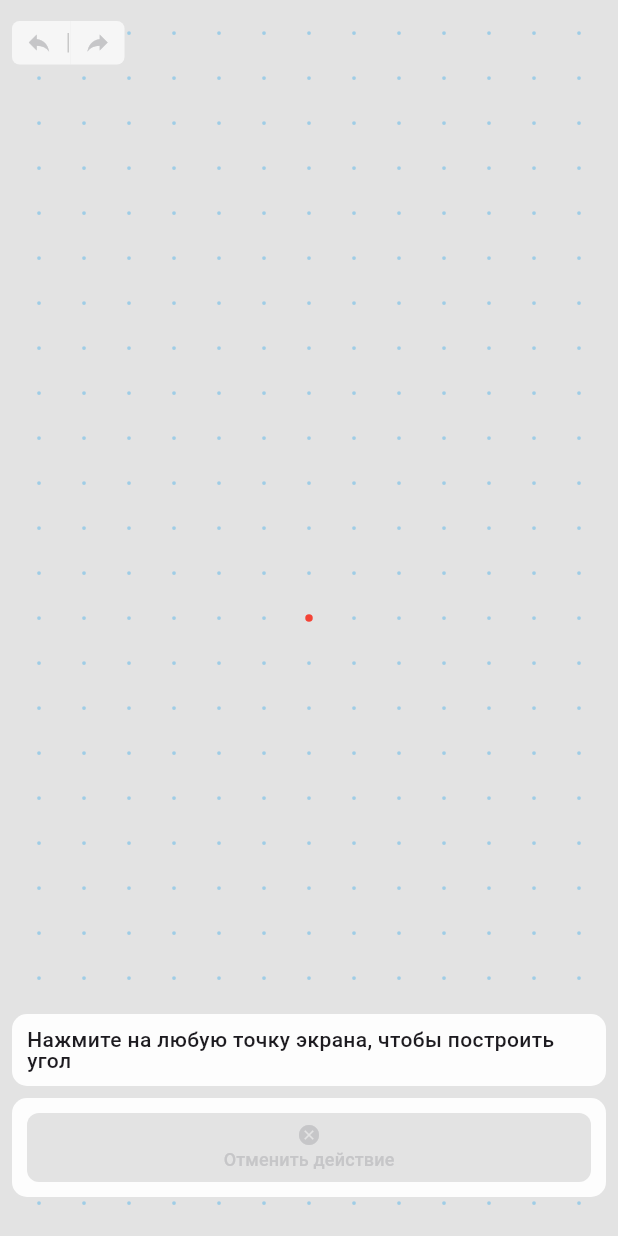
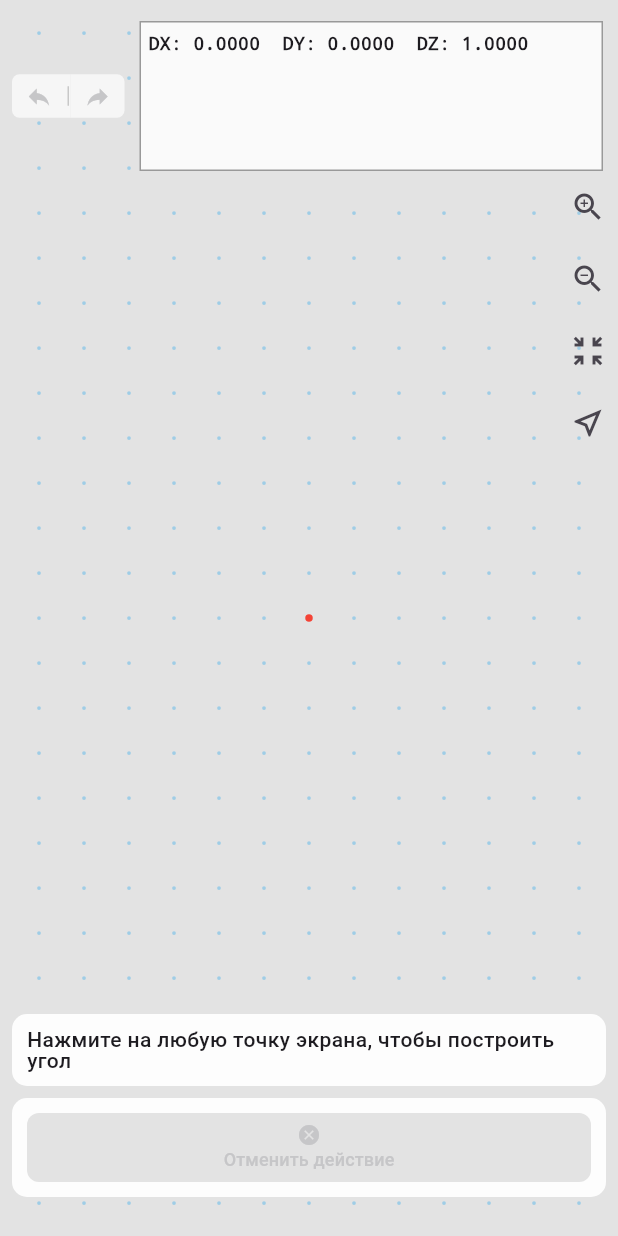
Before and after one commit to leocoderu/drawing_board, a Flutter app: the screen it shows after launch, on a phone screen of 412 x 824 dp. Run offline on Flutter 3.47's test engine with Material 3 defaults, Android fonts, the phone set to English and light mode, and no system bars; our stand-ins replace flutter_riverpod.

Commit message:
Change Angoritms. Add Tool Panel Figure creates correct but only 100% zoom.

```diff
--- a/lib/pages/home_page/home_page.dart
+++ b/lib/pages/home_page/home_page.dart
@@ -1,4 +1,6 @@
 // Flutter modules
+import 'package:drawing_board/pages/home_page/widgets/tool_panel.dart';
+import 'package:flutter/cupertino.dart';
 import 'package:flutter/material.dart';
 // Packages
 import 'package:flutter_riverpod/flutter_riverpod.dart';
@@ -15,16 +17,16 @@ class HomePage extends ConsumerWidget {
 
   @override
   Widget build(BuildContext context, WidgetRef ref) {
-    ref.watch(UniqueState.stateCountProvider);
-    final bool close = ref.watch(stateCloseFigureProvider);
-    ref.watch(VertexState.stateVertexProvider);
+    final bool close = ref.watch(CloseState.stateCloseFigureProvider);
     return Scaffold(
       body: SafeArea(
         child: BoardPanel(
           child: Column(
             children: [
               NavigatePanel(),
-              Expanded(child: const Center()),
+              Expanded(
+                child: ToolPanel(),
+              ),
               if (!close) NotifyPanel(),
               BottomPanel(),
             ],
--- a/lib/pages/home_page/widgets/board/board_panel.dart
+++ b/lib/pages/home_page/widgets/board/board_panel.dart
@@ -1,4 +1,7 @@
 // Flutter modules
+import 'dart:ui';
+
+import 'package:drawing_board/pages/home_page/widgets/board/utilities/functions.dart';
 import 'package:flutter/material.dart';
 // Packages
 import 'package:flutter_riverpod/flutter_riverpod.dart';
@@ -22,59 +25,61 @@ class BoardPanel extends ConsumerWidget {
   @override
   Widget build(BuildContext context, WidgetRef ref) {
 
-    final boardProvider = ref.watch(stateBoardProvider.notifier);
-    final tempZProvider = ref.watch(stateTempZProvider.notifier);
+    final boardProvider = ref.watch(BoardState.stateBoardProvider.notifier);
+    final tempZProvider = ref.watch(TempZState.stateTempZProvider.notifier);
     final vertexProvider = ref.watch(VertexState.stateVertexProvider.notifier);
-    final closeStateProvider = ref.watch(stateCloseFigureProvider.notifier);
-    final countStateProvider = ref.watch(UniqueState.stateCountProvider.notifier);
+    final curVertexProvider = ref.watch(CurrentVertexState.curVertexProvider.notifier);
+    final closeStateProvider = ref.watch(CloseState.stateCloseFigureProvider.notifier);
 
-    final board = ref.watch(stateBoardProvider);
+    final curVertex = ref.watch(CurrentVertexState.curVertexProvider);
+
+    final board = ref.watch(BoardState.stateBoardProvider);
     final vertex = ref.watch(VertexState.stateVertexProvider);
-    final close = ref.watch(stateCloseFigureProvider);
+    final close = ref.watch(CloseState.stateCloseFigureProvider);
 
     final double xBoard = board.dx ?? 0.0;
     final double yBoard = board.dy ?? 0.0;
-    //final double zBoard = board.dz ?? 0.0;
-
-    int? idV;
+    final double zBoard = board.dz ?? 1.0;
 
     return Container(
       width: double.infinity,
       height: double.infinity,
       color: this.backColor ?? Color.fromARGB(255, 227, 227, 227),
       child: GestureDetector(
+
         onScaleUpdate: (detail) {
-          final Offset fPoint = detail.focalPoint;
-          if (idV != null) {
-            if (close && (idV == 0 || idV == (vertex.length - 1))) {
+
+          final Offset fPoint = detail.localFocalPoint;
+
+          if (curVertex != null) {
+            if (close && (curVertex == 0 || curVertex == (vertex.length - 1))) {
               vertexProvider.changeVertex(0,
                 Offset(
-                  fPoint.dx - (ref.watch(stateBoardProvider).dx ?? 0.0),
-                  fPoint.dy - (ref.watch(stateBoardProvider).dy ?? 0.0),
+                  fPoint.dx - (ref.watch(BoardState.stateBoardProvider).dx ?? 0.0),
+                  fPoint.dy - (ref.watch(BoardState.stateBoardProvider).dy ?? 0.0),
                 ),
               );
               vertexProvider.changeVertex((vertex.length - 1),
                 Offset(
-                  fPoint.dx - (ref.watch(stateBoardProvider).dx ?? 0.0),
-                  fPoint.dy - (ref.watch(stateBoardProvider).dy ?? 0.0),
+                  fPoint.dx - (ref.watch(BoardState.stateBoardProvider).dx ?? 0.0),
+                  fPoint.dy - (ref.watch(BoardState.stateBoardProvider).dy ?? 0.0),
                 ),
               );
             } else {
-              vertexProvider.changeVertex(idV!,
+              vertexProvider.changeVertex(curVertex,
                 Offset(
-                  fPoint.dx - (ref.watch(stateBoardProvider).dx ?? 0.0),
-                  fPoint.dy - (ref.watch(stateBoardProvider).dy ?? 0.0),
+                  fPoint.dx - (ref.watch(BoardState.stateBoardProvider).dx ?? 0.0),
+                  fPoint.dy - (ref.watch(BoardState.stateBoardProvider).dy ?? 0.0),
                 ),
               );
             }
-            countStateProvider.set(UniqueKey());
           }
           else {
             boardProvider.setValue(
               Board(
-                dx: (ref.watch(stateBoardProvider).dx ?? 0.0) + detail.focalPointDelta.dx,
-                dy: (ref.watch(stateBoardProvider).dy ?? 0.0) + detail.focalPointDelta.dy,
-                dz: ref.watch(stateTempZProvider) * detail.scale,
+                dx: (ref.watch(BoardState.stateBoardProvider).dx ?? 0.0) + detail.focalPointDelta.dx,
+                dy: (ref.watch(BoardState.stateBoardProvider).dy ?? 0.0) + detail.focalPointDelta.dy,
+                dz: ref.watch(TempZState.stateTempZProvider) * detail.scale,
                 angle: 0.0,
                 rotate: 0.0,
               ),
@@ -82,44 +87,68 @@ class BoardPanel extends ConsumerWidget {
           }
         },
 
-        onScaleEnd: (scaleUpdateDetail) => tempZProvider.setTemp(ref.watch(stateBoardProvider).dz ?? 1.0),
-        onTapUp: (tapUpDetails) {
-          idV = null;
-          countStateProvider.set(UniqueKey());
-          final Offset tOffSet = tapUpDetails.localPosition;
+        //onScaleEnd: (scaleUpdateDetail) => tempZProvider.setTemp(ref.watch(BoardState.stateBoardProvider).dz ?? 1.0),
+        onScaleEnd: (scaleUpdateDetail) => tempZProvider.setTemp(zBoard),
+        onTapUp: (detail) {
+          final pos = detail.localPosition;
+          final delta = 5 / zBoard;
 
-          if (!ref.watch(stateCloseFigureProvider))   // Добавляем последнюю точку как первую, дельта [-5 +5]
-            if (vertex.length > 2 && tOffSet.dx - (ref.watch(stateBoardProvider).dx ?? 0.0) > vertex[0].dx - 5 && tOffSet.dx - (ref.watch(stateBoardProvider).dx ?? 0.0) < vertex[0].dx + 5
-              && tOffSet.dy - (ref.watch(stateBoardProvider).dy ?? 0.0) > vertex[0].dy - 5 && tOffSet.dy - (ref.watch(stateBoardProvider).dy ?? 0.0) < vertex[0].dy + 5) {
-              vertexProvider.addVertex(vertex[0]);
-              closeStateProvider.closedTrue();
+          //print('Screen width :${MediaQuery.of(context).size.width}');
+          //print('Screen height:${MediaQuery.of(context).size.height}');
+
+
+          if (!close)
+            if (vertex.length > 2
+              && pos.dx - xBoard > vertex[0].dx - delta
+              && pos.dx - xBoard < vertex[0].dx + delta
+              && pos.dy - yBoard > vertex[0].dy - delta
+              && pos.dy - yBoard < vertex[0].dy + delta) {
+                vertexProvider.addVertex(vertex[0]);
+                closeStateProvider.closedTrue();
             } else {
-              vertexProvider.addVertex(Offset(tOffSet.dx - (ref.watch(stateBoardProvider).dx ?? 0.0), tOffSet.dy - (ref.watch(stateBoardProvider).dy ?? 0.0)));
+              vertexProvider.addVertex(Offset(pos.dx - xBoard, pos.dy - yBoard));
+              // vertexProvider.addVertex(Offset(
+              //     pos.dx,// - xBoard,
+              //     getCord2(pos.dy, 412 / zBoard, zBoard, yBoard),// - yBoard,
+              // //   (pos.dx - 207) * zBoard + xBoard,
+              // //     //getCord(pos.dx, 207, zBoard, xBoard),// - xBoard,
+              // //     getCord(pos.dy, 412, zBoard, yBoard),// - yBoard,
+              // ));
+              // print('pos: [ ${pos.dx} , ${pos.dy} ]');
+              // print('${getCord(pos.dx, 207, zBoard, xBoard) - xBoard} , ${getCord(pos.dy, 412, zBoard, yBoard) - yBoard}');
+              // print('xBoard / yBoard / zBoard : $xBoard / $yBoard / $zBoard');
+              // print('con: ${pos.dx / zBoard}');
             }
+        },
 
-          // TODO NB: после смещения фигуры, ее нельзя замкнуть, явна проблема с координатами, которые не учитывают смещение !!!
+        // Выделение вершиды для послкдующего изменения
+        onTapDown: (detail) {
+          final pos = detail.localPosition;
+          final delta = 5 / zBoard;
+          // По нажатию на вершину, определяем ее id от 0 до length-1
+          bool vSearch = false;
+          for(int i = 0; i < vertex.length; i++) {
+            if ((pos.dx > getCord(vertex[i].dx - delta, 207, zBoard, xBoard))
+              && pos.dx < getCord(vertex[i].dx + delta, 207, zBoard, xBoard)
+              && pos.dy > getCord(vertex[i].dy - delta, 412, zBoard, yBoard)
+              && pos.dy < getCord(vertex[i].dy + delta, 412, zBoard, yBoard))
+                { curVertexProvider.set(i); vSearch = true; break;}
+          };
+          if (!vSearch) curVertexProvider.set(null);
         },
-        onTapDown: (detail) {
-          // По нажатию на вершину, определяем ее id от 0
-           for(int i = 0; i < vertex.length; i++) {
-            if ((detail.localPosition.dx - xBoard > vertex[i].dx - 15)
-             && (detail.localPosition.dx - xBoard < vertex[i].dx + 15)
-             && (detail.localPosition.dy - yBoard > vertex[i].dy - 15)
-             && (detail.localPosition.dy - yBoard < vertex[i].dy + 15))
-             idV = i;
-           };
-         },
+
         child: CustomPaint(
-          //key: UniqueKey(),
           painter: DotsPainter(
-            xPos: ref.watch(stateBoardProvider).dx ?? 0.0 + 1.0,
-            yPos: ref.watch(stateBoardProvider).dy,
-            zPos: ref.watch(stateBoardProvider).dz,
+            xPos: ref.watch(BoardState.stateBoardProvider).dx,
+            yPos: ref.watch(BoardState.stateBoardProvider).dy,
+            zPos: ref.watch(BoardState.stateBoardProvider).dz,
             dotSize: 2.5, borderSize: 1.0, radius: 7.0,
             dotColor: this.gridColor ?? Color.fromARGB(255, 159, 205, 230),
             borderColor: this.borderColor ?? Color.fromARGB(255, 253, 253, 253),
             fillColor: this.borderColor ?? Color.fromARGB(255, 0, 152, 238),
             vertex: ref.watch(VertexState.stateVertexProvider),
+            currentVertex: curVertex != null ? vertex[curVertex] : null,
+            //centerScale: Offset(getWidth(), getHeight()), // Центр масштабирования
             center: true,
           ),
           child: child,
--- /dev/null
+++ b/lib/pages/home_page/widgets/board/utilities/functions.dart
@@ -0,0 +1,8 @@
+// Ф-я расчета координат с учётом масштабирования
+double getCord(double pos, double center, double z, double offset){
+  return (pos - center) * z + center + offset;
+}
+
+double getCord2(double pos, double center, double z, double offset){
+  return (pos * z) - center +(center * z) + center;
+}
--- a/lib/pages/home_page/widgets/bottom_panel.dart
+++ b/lib/pages/home_page/widgets/bottom_panel.dart
@@ -9,12 +9,10 @@ class BottomPanel extends ConsumerWidget {
 
   @override
   Widget build(BuildContext context, WidgetRef ref) {
-    //ref.watch(CountState.stateCountProvider);
     final vertex = ref.watch(VertexState.stateVertexProvider);
-
     final vertexProvider = ref.watch(VertexState.stateVertexProvider.notifier);
-    final closeProvider = ref.watch(stateCloseFigureProvider.notifier);
-    final uniqueProvider = ref.watch(UniqueState.stateCountProvider.notifier);
+    final closeProvider = ref.watch(CloseState.stateCloseFigureProvider.notifier);
+    final currentVertexProvider = ref.watch(CurrentVertexState.curVertexProvider.notifier);
 
     return Container(
       decoration: BoxDecoration(
@@ -44,7 +42,7 @@ class BottomPanel extends ConsumerWidget {
         onPressed: () {
           vertexProvider.clearVertex();
           closeProvider.closedFalse();
-          uniqueProvider.set(UniqueKey());
+          currentVertexProvider.set(null);
         },
         child: Column(
           mainAxisAlignment: MainAxisAlignment.center,
--- a/lib/pages/home_page/widgets/navigate_panel.dart
+++ b/lib/pages/home_page/widgets/navigate_panel.dart
@@ -1,22 +1,24 @@
+import 'package:flutter/cupertino.dart';
 import 'package:flutter/material.dart';
+import 'package:flutter_riverpod/flutter_riverpod.dart';
+import 'package:business/business.dart';
 
-class NavigatePanel extends StatefulWidget {
+class NavigatePanel extends ConsumerWidget {
   const NavigatePanel({super.key});
 
   @override
-  State<NavigatePanel> createState() => _NavigatePanelState();
-}
+  Widget build(BuildContext context, WidgetRef ref) {
+    final Color backgroundColor = Color.fromARGB(255, 246, 246, 246);
+    final Color disableColor = Color.fromARGB(255, 198, 198, 200);
+    final Color enableColor = Color.fromARGB(255, 125, 125, 125);
 
-class _NavigatePanelState extends State<NavigatePanel> {
-  final Color backgroundColor = Color.fromARGB(255, 246, 246, 246);
-  final Color disableColor = Color.fromARGB(255, 198, 198, 200);
-  final Color enableColor = Color.fromARGB(255, 125, 125, 125);
+    final vertex = ref.watch(VertexState.stateVertexProvider);
+    final board = ref.watch(BoardState.stateBoardProvider);
 
-  bool undoExist = false;
-  bool redoExist = false;
 
-  @override
-  Widget build(BuildContext context) {
+    final bool undoExist = false;
+    final bool redoExist = false;
+
     return Container(
       padding: EdgeInsets.only(left: 8.0, top: 14.0),
       child: Row(
@@ -36,7 +38,7 @@ class _NavigatePanelState extends State<NavigatePanel> {
                   ),
                 ),
               ),
-              onPressed: () {},
+              onPressed: !undoExist ? null : () {},
               child: Icon(Icons.reply),
             ),
           ),
@@ -62,8 +64,42 @@ class _NavigatePanelState extends State<NavigatePanel> {
                   ),
                 ),
               ),
-              onPressed: () {},
+              onPressed: !redoExist ? null : () {},
               child: Icon(Icons.reply, textDirection: TextDirection.rtl,),
+            ),
+          ),
+          SizedBox(width: 10.0),
+          Expanded(
+            child: Container(
+              decoration: BoxDecoration(color: Color.fromARGB(255, 250, 250, 250), border: Border.all(color: Color.fromARGB(255, 153, 153, 153))),
+              padding: EdgeInsets.all(5.0),
+              margin: EdgeInsets.only(right: 10.0),
+              height: 100.0,
+              width: double.infinity,
+              child: Column(
+                crossAxisAlignment: CrossAxisAlignment.start,
+                children: [
+                  Text('DX: ${board.dx!.toStringAsFixed(4)}  '
+                       'DY: ${board.dy!.toStringAsFixed(4)}  '
+                       'DZ: ${board.dz!.toStringAsFixed(4)}',
+                        style: TextStyle(fontFamily: "Courier",fontSize: 12.0, fontWeight: FontWeight.bold),
+                  ),
+                  SizedBox(height: 5.0,),
+                  Container(
+                    height: 65,
+                    width: double.infinity,
+                    child: ListView.builder(
+                      itemCount: vertex.length,
+                      itemBuilder: (context, index) {
+                        return Text('DX: ${vertex[index].dx.toStringAsFixed(6)}       '
+                            'DY: ${vertex[index].dy.toStringAsFixed(6)}',
+                          style: TextStyle(fontFamily: "Courier",fontSize: 12.0, fontWeight: FontWeight.bold),
+                        );
+                      },
+                    ),
+                  ),
+                ],
+              ),
             ),
           ),
         ],
--- /dev/null
+++ b/lib/pages/home_page/widgets/tool_panel.dart
@@ -0,0 +1,45 @@
+import 'package:flutter/material.dart';
+import 'package:flutter_riverpod/flutter_riverpod.dart';
+import 'package:business/business.dart';
+
+class ToolPanel extends ConsumerWidget {
+  const ToolPanel({super.key});
+
+  @override
+  Widget build(BuildContext context, WidgetRef ref) {
+    final boardProvider = ref.watch(BoardState.stateBoardProvider.notifier);
+
+    return Row(
+      mainAxisAlignment: MainAxisAlignment.end,
+      children: [
+        Container(
+          width: 40.0,
+          child: Column(
+            children: [
+              IconButton(
+                tooltip: 'Zoom In',
+                onPressed: boardProvider.zoomIn,
+                icon: Icon(Icons.zoom_in),
+              ),
+              IconButton(
+                tooltip: 'Zoom Out',
+                onPressed: boardProvider.zoomOut,
+                icon: Icon(Icons.zoom_out),
+              ),
+              IconButton(
+                tooltip: 'Zoom 100%',
+                onPressed: boardProvider.zoomZero,
+                icon: Icon(Icons.zoom_in_map),
+              ),
+              IconButton(
+                tooltip: 'Null Position',
+                onPressed: boardProvider.posZero,
+                icon: Icon(Icons.near_me_outlined),
+              ),
+            ],
+          ),
+        ),
+      ],
+    );
+  }
+}
--- a/packages/business/lib/business.dart
+++ b/packages/business/lib/business.dart
@@ -2,4 +2,4 @@ export 'package:business/states/board_state.dart';
 export 'package:business/states/tempz_state.dart';
 export 'package:business/states/close_figure_state.dart';
 export 'package:business/states/vertex_state.dart';
-export 'package:business/states/count_state.dart';
+export 'package:business/states/current_vertex_state.dart';
--- a/packages/business/lib/states/board_state.dart
+++ b/packages/business/lib/states/board_state.dart
@@ -2,10 +2,14 @@
 import 'package:flutter_riverpod/flutter_riverpod.dart';
 import 'package:model/model.dart';
 
-final stateBoardProvider = StateNotifierProvider<BoardState, Board>((_) => BoardState());
+class BoardState extends StateNotifier<Board> {
+  static final stateBoardProvider = StateNotifierProvider<BoardState, Board>((_) => BoardState());
 
-class BoardState extends StateNotifier<Board> {
   BoardState() : super(Board(dx: 0.0, dy: 0.0, dz: 1.0, angle: 0.0, rotate: 0.0));
 
   void setValue(Board board) => state = board;
+  void zoomIn() => state = state.copyWith(dz: (state.dz ?? 1.0) + 0.1);
+  void zoomOut() => state = Board(dx: state.dx ?? 0.0, dy: state.dy ?? 0.0, dz: (state.dz ?? 1.0) - 0.1, angle: state.angle ?? 0.0, rotate: state.rotate ?? 0.0);
+  void zoomZero() => state = Board(dx: state.dx ?? 0.0, dy: state.dy ?? 0.0, dz: 1.0, angle: state.angle ?? 0.0, rotate: state.rotate ?? 0.0);
+  void posZero() => state = Board(dx: 0.0, dy: 0.0, dz: (state.dz ?? 1.0), angle: 0.0, rotate: 0.0);
 }
--- a/packages/business/lib/states/close_figure_state.dart
+++ b/packages/business/lib/states/close_figure_state.dart
@@ -1,8 +1,8 @@
 import 'package:flutter_riverpod/flutter_riverpod.dart';
 
-final stateCloseFigureProvider = StateNotifierProvider<CloseState, bool>((_) => CloseState());
+class CloseState extends StateNotifier<bool> {
+  static final stateCloseFigureProvider = StateNotifierProvider<CloseState, bool>((_) => CloseState());
 
-class CloseState extends StateNotifier<bool> {
   CloseState() : super(false);
 
   void closedTrue() => state = true;
--- a/packages/business/lib/states/count_state.dart
+++ /dev/null
@@ -1,10 +0,0 @@
-import 'package:flutter/cupertino.dart';
-import 'package:flutter_riverpod/flutter_riverpod.dart';
-
-class UniqueState extends StateNotifier<UniqueKey> {
-  static final stateCountProvider = StateNotifierProvider<UniqueState, UniqueKey>((_) => UniqueState());
-
-  UniqueState() : super(UniqueKey());
-
-  void set(UniqueKey key) => state = key;
-}
--- /dev/null
+++ b/packages/business/lib/states/current_vertex_state.dart
@@ -0,0 +1,9 @@
+import 'package:flutter_riverpod/flutter_riverpod.dart';
+
+class CurrentVertexState extends StateNotifier<int?> {
+  static final curVertexProvider = StateNotifierProvider<CurrentVertexState, int?>((_) => CurrentVertexState());
+
+  CurrentVertexState() : super(null);
+
+  void set(int? id) => state = id;
+}
--- a/packages/business/lib/states/index_state.dart
+++ b/packages/business/lib/states/index_state.dart
@@ -1,10 +1,9 @@
 // Index by Vertexes of Figure, for Undo and Redo Operations
-
 import 'package:flutter_riverpod/flutter_riverpod.dart';
 
-final stateIndexProvider = StateNotifierProvider<IndexState, int>((_) => IndexState());
+class IndexState extends StateNotifier<int> {
+  static final stateIndexProvider = StateNotifierProvider<IndexState, int>((_) => IndexState());
 
-class IndexState extends StateNotifier<int> {
   IndexState() : super(0);
 
   void set(int id) => state = id;
--- a/packages/business/lib/states/tempz_state.dart
+++ b/packages/business/lib/states/tempz_state.dart
@@ -1,8 +1,8 @@
 import 'package:flutter_riverpod/flutter_riverpod.dart';
 
-final stateTempZProvider = StateNotifierProvider<TempZState, double>((_) => TempZState());
+class TempZState extends StateNotifier<double> {
+  static final stateTempZProvider = StateNotifierProvider<TempZState, double>((_) => TempZState());
 
-class TempZState extends StateNotifier<double> {
   TempZState() : super(1.0);
 
   void setTemp(double temp) => state = temp;
--- a/packages/business/pubspec.yaml
+++ b/packages/business/pubspec.yaml
@@ -11,7 +11,6 @@ environment:
 dependencies:
   flutter:
     sdk: flutter
-  riverpod: ^2.5.0
   flutter_riverpod: ^2.4.10
   cupertino_icons: ^1.0.2
   model:
--- a/pubspec.yaml
+++ b/pubspec.yaml
@@ -10,7 +10,6 @@ environment:
 dependencies:
   flutter:
     sdk: flutter
-  riverpod: ^2.5.0
   flutter_riverpod: ^2.4.10
   cupertino_icons: ^1.0.2
   business:
```
Also changed, not shown: lib/pages/home_page/widgets/board/widgets/dots_painter.dart (+28 -20 lines), packages/business/lib/states/vertex_state.dart (+8 -2 lines), 1 other file.
